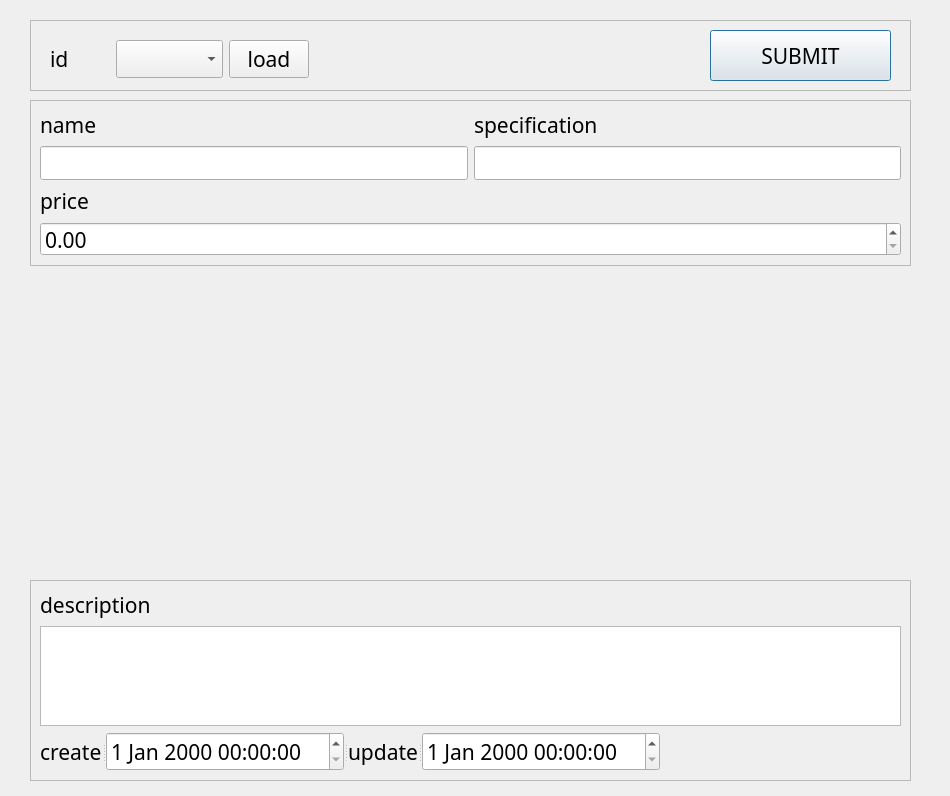
Old version of the form ui/shankDialog.ui in the repository SuhYeoJee/OrderManager.
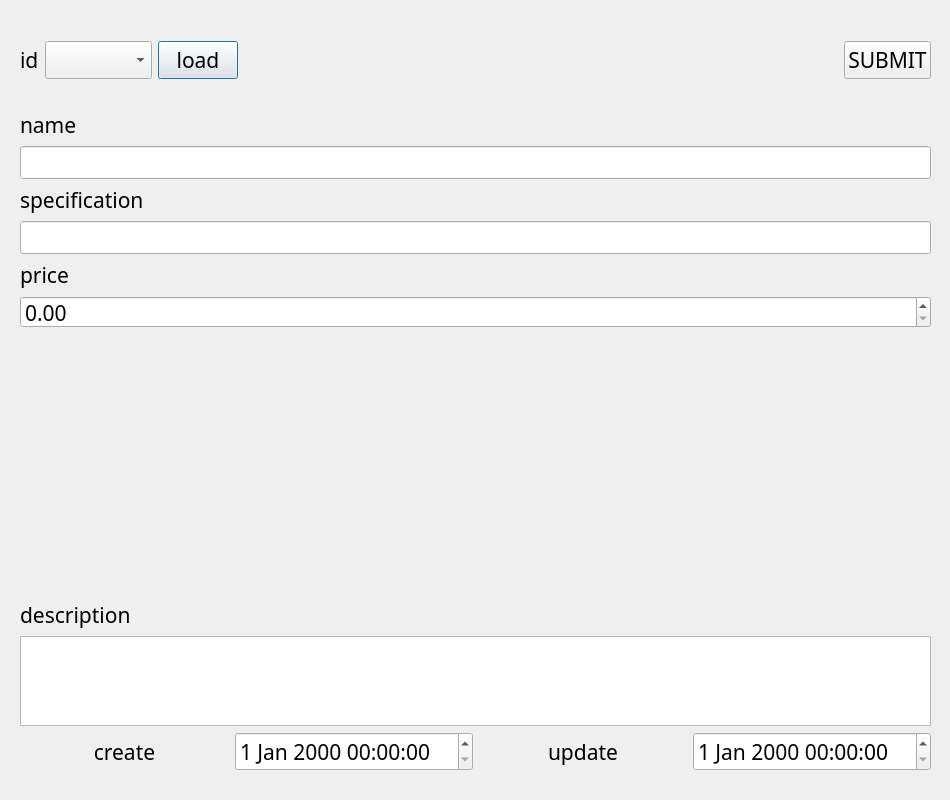
New version of the form.

The edit to the form file:
```diff
--- a/ui/shankDialog.ui
+++ b/ui/shankDialog.ui
@@ -7,7 +7,7 @@
     <x>0</x>
     <y>0</y>
     <width>950</width>
-    <height>796</height>
+    <height>800</height>
    </rect>
   </property>
   <property name="font">
@@ -19,177 +19,151 @@
   <property name="windowTitle">
    <string>Dialog</string>
   </property>
-  <widget class="QFrame" name="frame">
+  <widget class="QWidget" name="gridLayoutWidget">
    <property name="geometry">
     <rect>
-     <x>30</x>
-     <y>100</y>
-     <width>881</width>
-     <height>166</height>
+     <x>20</x>
+     <y>600</y>
+     <width>911</width>
+     <height>171</height>
     </rect>
    </property>
-   <property name="frameShape">
-    <enum>QFrame::StyledPanel</enum>
-   </property>
-   <property name="frameShadow">
-    <enum>QFrame::Raised</enum>
-   </property>
-   <layout class="QGridLayout" name="gridLayout">
-    <item row="0" column="0">
-     <layout class="QVBoxLayout" name="verticalLayout_5">
-      <item>
-       <widget class="QLabel" name="label_14">
-        <property name="text">
-         <string>name</string>
-        </property>
-       </widget>
-      </item>
-      <item>
-       <widget class="QLineEdit" name="nameLineEdit"/>
-      </item>
-     </layout>
+   <layout class="QGridLayout" name="gridLayout_2">
+    <item row="1" column="0" colspan="4">
+     <widget class="QPlainTextEdit" name="descriptionPlainTextEdit">
+      <property name="plainText">
+       <string/>
+      </property>
+     </widget>
     </item>
-    <item row="0" column="1">
-     <layout class="QVBoxLayout" name="verticalLayout_6">
-      <item>
-       <widget class="QLabel" name="label_18">
-        <property name="text">
-         <string>specification</string>
-        </property>
-       </widget>
-      </item>
-      <item>
-       <widget class="QLineEdit" name="specificationLineEdit"/>
-      </item>
-     </layout>
+    <item row="2" column="2">
+     <widget class="QLabel" name="label_17">
+      <property name="text">
+       <string>update</string>
+      </property>
+      <property name="alignment">
+       <set>Qt::AlignCenter</set>
+      </property>
+     </widget>
     </item>
-    <item row="1" column="0" colspan="2">
-     <layout class="QVBoxLayout" name="verticalLayout">
-      <item>
-       <widget class="QLabel" name="label_13">
-        <property name="text">
-         <string>price</string>
-        </property>
-       </widget>
-      </item>
-      <item>
-       <widget class="QDoubleSpinBox" name="priceDoubleSpinBox">
-        <property name="maximum">
-         <double>999999.989999999990687</double>
-        </property>
-        <property name="singleStep">
-         <double>0.100000000000000</double>
-        </property>
-       </widget>
-      </item>
-     </layout>
+    <item row="2" column="0">
+     <widget class="QLabel" name="label_16">
+      <property name="text">
+       <string>create</string>
+      </property>
+      <property name="alignment">
+       <set>Qt::AlignCenter</set>
+      </property>
+     </widget>
     </item>
-   </layout>
-  </widget>
-  <widget class="QFrame" name="frame_2">
-   <property name="geometry">
-    <rect>
-     <x>30</x>
-     <y>20</y>
-     <width>881</width>
-     <height>71</height>
-    </rect>
-   </property>
-   <property name="frameShape">
-    <enum>QFrame::StyledPanel</enum>
-   </property>
-   <property name="frameShadow">
-    <enum>QFrame::Raised</enum>
-   </property>
-   <widget class="QPushButton" name="submitBtn">
-    <property name="geometry">
-     <rect>
-      <x>680</x>
-      <y>10</y>
-      <width>181</width>
-      <height>51</height>
-     </rect>
-    </property>
-    <property name="text">
-     <string>SUBMIT</string>
-    </property>
-   </widget>
-   <widget class="QWidget" name="layoutWidget">
-    <property name="geometry">
-     <rect>
-      <x>20</x>
-      <y>20</y>
-      <width>259</width>
-      <height>38</height>
-     </rect>
-    </property>
-    <layout class="QHBoxLayout" name="horizontalLayout">
-     <item>
-      <widget class="QLabel" name="label_12">
-       <property name="text">
-        <string>id</string>
-       </property>
-      </widget>
-     </item>
-     <item>
-      <widget class="QComboBox" name="idComboBox"/>
-     </item>
-     <item>
-      <widget class="QPushButton" name="loadBtn">
-       <property name="text">
-        <string>load</string>
-       </property>
-      </widget>
-     </item>
-    </layout>
-   </widget>
-  </widget>
-  <widget class="QFrame" name="frame_3">
-   <property name="geometry">
-    <rect>
-     <x>30</x>
-     <y>580</y>
-     <width>881</width>
-     <height>201</height>
-    </rect>
-   </property>
-   <property name="frameShape">
-    <enum>QFrame::StyledPanel</enum>
-   </property>
-   <property name="frameShadow">
-    <enum>QFrame::Raised</enum>
-   </property>
-   <layout class="QFormLayout" name="formLayout_2">
-    <item row="0" column="0">
+    <item row="2" column="3">
+     <widget class="QDateTimeEdit" name="update_dateDateTimeEdit"/>
+    </item>
+    <item row="2" column="1">
+     <widget class="QDateTimeEdit" name="reg_dateDateTimeEdit"/>
+    </item>
+    <item row="0" column="0" colspan="4">
      <widget class="QLabel" name="label_15">
       <property name="text">
        <string>description</string>
       </property>
      </widget>
     </item>
-    <item row="2" column="0">
-     <widget class="QSplitter" name="splitter">
+   </layout>
+  </widget>
+  <widget class="QWidget" name="gridLayoutWidget_3">
+   <property name="geometry">
+    <rect>
+     <x>20</x>
+     <y>20</y>
+     <width>911</width>
+     <height>80</height>
+    </rect>
+   </property>
+   <layout class="QGridLayout" name="gridLayout_4">
+    <item row="0" column="2">
+     <widget class="QPushButton" name="loadBtn">
+      <property name="text">
+       <string>load</string>
+      </property>
+     </widget>
+    </item>
+    <item row="0" column="1">
+     <widget class="QComboBox" name="idComboBox"/>
+    </item>
+    <item row="0" column="4">
+     <spacer name="horizontalSpacer">
       <property name="orientation">
        <enum>Qt::Horizontal</enum>
       </property>
-      <widget class="QLabel" name="label_16">
-       <property name="text">
-        <string>create</string>
-       </property>
-      </widget>
-      <widget class="QDateTimeEdit" name="reg_dateDateTimeEdit"/>
-      <widget class="QLabel" name="label_17">
-       <property name="text">
-        <string>update</string>
-       </property>
-      </widget>
-      <widget class="QDateTimeEdit" name="update_dateDateTimeEdit"/>
+      <property name="sizeHint" stdset="0">
+       <size>
+        <width>40</width>
+        <height>20</height>
+       </size>
+      </property>
+     </spacer>
+    </item>
+    <item row="0" column="0">
+     <widget class="QLabel" name="label_12">
+      <property name="text">
+       <string>id</string>
+      </property>
      </widget>
     </item>
-    <item row="1" column="0" colspan="2">
-     <widget class="QPlainTextEdit" name="descriptionPlainTextEdit">
-      <property name="plainText">
-       <string/>
+    <item row="0" column="5">
+     <widget class="QPushButton" name="submitBtn">
+      <property name="text">
+       <string>SUBMIT</string>
+      </property>
+     </widget>
+    </item>
+   </layout>
+  </widget>
+  <widget class="QWidget" name="gridLayoutWidget_2">
+   <property name="geometry">
+    <rect>
+     <x>20</x>
+     <y>110</y>
+     <width>911</width>
+     <height>218</height>
+    </rect>
+   </property>
+   <layout class="QGridLayout" name="gridLayout_3">
+    <item row="1" column="0">
+     <widget class="QLineEdit" name="nameLineEdit"/>
+    </item>
+    <item row="4" column="0">
+     <widget class="QLabel" name="label_13">
+      <property name="text">
+       <string>price</string>
+      </property>
+     </widget>
+    </item>
+    <item row="3" column="0">
+     <widget class="QLineEdit" name="specificationLineEdit"/>
+    </item>
+    <item row="0" column="0">
+     <widget class="QLabel" name="label_14">
+      <property name="text">
+       <string>name</string>
+      </property>
+     </widget>
+    </item>
+    <item row="5" column="0">
+     <widget class="QDoubleSpinBox" name="priceDoubleSpinBox">
+      <property name="maximum">
+       <double>999999.989999999990687</double>
+      </property>
+      <property name="singleStep">
+       <double>0.100000000000000</double>
+      </property>
+     </widget>
+    </item>
+    <item row="2" column="0">
+     <widget class="QLabel" name="label_18">
+      <property name="text">
+       <string>specification</string>
       </property>
      </widget>
     </item>
```
